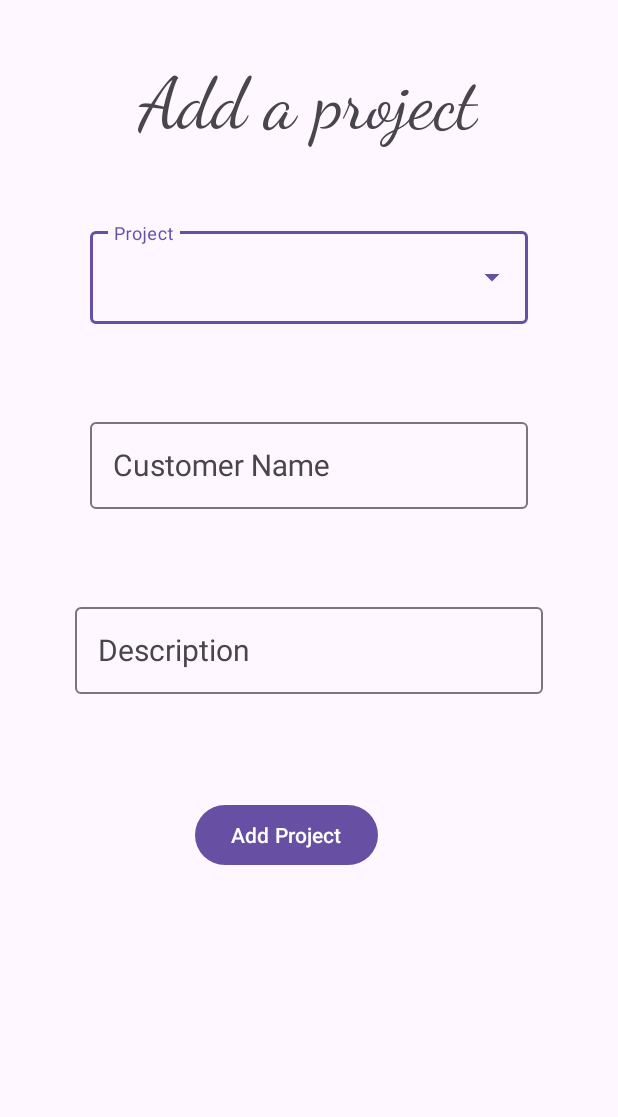
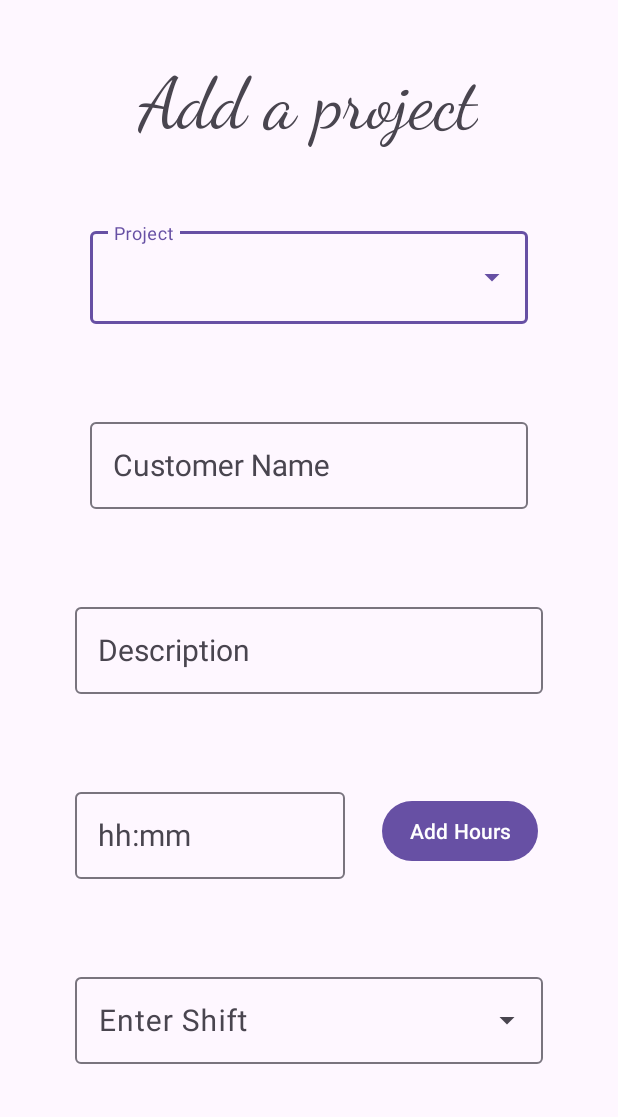
Before and after one commit to Ajay12338/Emp-Punching-App-Android, an Android app: the ProjectDetails screen opened directly, with no data from a screen before it, on a phone screen of 412 x 824 dp, the part 119-1236 px from its top. Run offline under Robolectric (Android 15) with nearby library versions, the phone set to English and light mode, and no system bars; our stand-ins replace Volley; network calls fail.

Commit message:
Added a Time and Shift Entry :)

```diff
--- a/app/src/main/java/com/example/emppunching43/AddProjects.java
+++ b/app/src/main/java/com/example/emppunching43/AddProjects.java
@@ -42,7 +42,9 @@ public class AddProjects extends AppCompatActivity {
                                 String projectName = data.getStringExtra("project");
                                 String customerName = data.getStringExtra("customer");
                                 String description = data.getStringExtra("desc");
-                                addNewCard(projectName, customerName, description);
+                                String time = data.getStringExtra("time");
+                                String shift = data.getStringExtra("shift");
+                                addNewCard(projectName, customerName, description,time,shift);
                             }
                         }
                     }
@@ -56,7 +58,8 @@ public class AddProjects extends AppCompatActivity {
         });
 
     }
-    private void addNewCard(String projectName, String customerName, String description) {
+    private void addNewCard(String projectName, String customerName, String description,String time , String shift) {
+        String mainText = "Project Name: " + projectName + "\nCustomer: " + customerName + "\nDescription: " + description + "\nTime:" + time + "\nShift:" + shift;
         CardView cardView = new CardView(this);
         LinearLayout.LayoutParams layoutParams = new LinearLayout.LayoutParams(
                 LinearLayout.LayoutParams.MATCH_PARENT,
@@ -65,7 +68,7 @@ public class AddProjects extends AppCompatActivity {
         layoutParams.setMargins(16, 16, 16, 20);
         cardView.setLayoutParams(layoutParams);
         TextView projectInfoTextView = new TextView(this);
-        projectInfoTextView.setText("Project Name: " + projectName + "\nCustomer: " + customerName + "\nDescription: " + description);
+        projectInfoTextView.setText(mainText);
         projectInfoTextView.setTextSize(18);
         projectInfoTextView.setTextColor(ContextCompat.getColor(this, android.R.color.black));
         LinearLayout.LayoutParams textViewParams = new LinearLayout.LayoutParams(
--- a/app/src/main/java/com/example/emppunching43/ProjectDetails.java
+++ b/app/src/main/java/com/example/emppunching43/ProjectDetails.java
@@ -1,6 +1,7 @@
 package com.example.emppunching43;
 
 import androidx.appcompat.app.AppCompatActivity;
+import androidx.fragment.app.FragmentManager;
 
 import android.content.Intent;
 import android.os.Bundle;
@@ -11,16 +12,20 @@ import android.widget.AutoCompleteTextView;
 import android.widget.Button;
 import android.widget.Toast;
 
+import com.google.android.material.timepicker.MaterialTimePicker;
+import com.google.android.material.timepicker.TimeFormat;
+
 import java.util.ArrayList;
 import java.util.HashMap;
 import java.util.List;
 
 public class ProjectDetails extends AppCompatActivity {
-    private Button btnAdd;
+    private AutoCompleteTextView shifts;
     @Override
     protected void onCreate(Bundle savedInstanceState) {
         super.onCreate(savedInstanceState);
         setContentView(R.layout.activity_project_details);
+        shifts = findViewById(R.id.spinner5);
         String url = "http://192.168.0.25:3000/projects";
         //String url = "http://129.213.42.17:8082/dsysdev/hr/timesheet/getproject?party_id=5928&dates=17-Dec-2023&useremail=admin@doyenche.com";
         ApiCall apiCall = new ApiCall(getApplicationContext(), url);
@@ -39,7 +44,7 @@ public class ProjectDetails extends AppCompatActivity {
                         AutoCompleteTextView project_id = findViewById(R.id.spinner2);
                         String currId = itemList.get(currText);
                         String urlCustomer = "http://192.168.0.25:3000/customer";
-                       // String urlCustomer = "http://129.213.42.17:8082/dsysdev/hr/timesheet/Get_customer?pro_id=" + currId;
+                        //String urlCustomer = "http://129.213.42.17:8082/dsysdev/hr/timesheet/Get_customer?pro_id=" + currId;
                         ApiCall apiCall = new ApiCall(getApplicationContext(), urlCustomer);
                         apiCall.getCustomer(new ApiCall.VolleyCallbackCustomer() {
                             public void onSuccess(String customerName) {
@@ -59,7 +64,8 @@ public class ProjectDetails extends AppCompatActivity {
                 Toast.makeText(ProjectDetails.this,"Error Fetching Project Details",Toast.LENGTH_SHORT).show();
             }
         });
-        btnAdd = (Button) findViewById(R.id.AddBtn);
+        Button btnAdd = (Button) findViewById(R.id.AddBtn);
+        Button dateBtn = (Button) findViewById(R.id.DateBtn);
         btnAdd.setOnClickListener(new View.OnClickListener() {
             @Override
             public void onClick(View view) {
@@ -67,14 +73,61 @@ public class ProjectDetails extends AppCompatActivity {
                 AutoCompleteTextView projectInputTxt = findViewById(R.id.spinner1);
                 AutoCompleteTextView customerInputTxt = findViewById(R.id.spinner2);
                 AutoCompleteTextView descInputTxt = findViewById(R.id.spinner3);
+                AutoCompleteTextView currDate = findViewById(R.id.spinner4);
 
                 resultIntent.putExtra("project",projectInputTxt.getText().toString() );
                 resultIntent.putExtra("customer", customerInputTxt.getText().toString());
                 resultIntent.putExtra("desc", descInputTxt.getText().toString());
+                resultIntent.putExtra("time",currDate.getText().toString());
+                resultIntent.putExtra("shift",shifts.getText().toString());
 
                 setResult(RESULT_OK, resultIntent);
                 finish();
             }
         });
+
+
+        dateBtn.setOnClickListener(new View.OnClickListener() {
+            @Override
+            public void onClick(View view) {
+                MaterialTimePicker picker = new MaterialTimePicker.Builder()
+                        .setTimeFormat(TimeFormat.CLOCK_24H)
+                        .setHour(12)
+                        .setMinute(10)
+                        .setTitleText("Select Appointment time")
+                        .build();
+
+                picker.addOnPositiveButtonClickListener(new View.OnClickListener() {
+                    @Override
+                    public void onClick(View v) {
+                        int hour = picker.getHour();
+                        int minute = picker.getMinute();
+                        String selectedTime = hour + ":" + minute;
+                        AutoCompleteTextView project_id = findViewById(R.id.spinner4);
+                        project_id.setText(selectedTime);
+                    }
+                });
+
+                FragmentManager fragmentManager = getSupportFragmentManager();
+                picker.show(fragmentManager, "timePicker");
+
+            }
+        });
+
+        // This is for shifts :)
+        List<String> allShifts = new ArrayList<String>();
+        allShifts.add("Day");
+        allShifts.add("Night");
+        ArrayAdapter<String> adapter = new ArrayAdapter<>(ProjectDetails.this, R.layout.drop_down_items, allShifts);
+        shifts.setAdapter(adapter);
+        shifts.setOnItemClickListener(new AdapterView.OnItemClickListener() {
+            @Override
+            public void onItemClick(AdapterView<?> adapterView, View view, int i, long l) {
+                Toast.makeText(ProjectDetails.this, shifts.getText().toString(),Toast.LENGTH_SHORT).show();
+            }
+        });
+
+
+
     }
 }
--- a/app/src/main/res/layout/activity_project_details.xml
+++ b/app/src/main/res/layout/activity_project_details.xml
@@ -1,10 +1,15 @@
 <?xml version="1.0" encoding="utf-8"?>
-<androidx.constraintlayout.widget.ConstraintLayout xmlns:android="http://schemas.android.com/apk/res/android"
+
+<ScrollView xmlns:android="http://schemas.android.com/apk/res/android"
     xmlns:app="http://schemas.android.com/apk/res-auto"
     xmlns:tools="http://schemas.android.com/tools"
     android:layout_width="match_parent"
     android:layout_height="match_parent"
     tools:context=".ProjectDetails">
+
+<androidx.constraintlayout.widget.ConstraintLayout
+    android:layout_width="match_parent"
+    android:layout_height="wrap_content">
 
     <FrameLayout
         android:id="@+id/frame1"
@@ -136,15 +141,86 @@
         </com.google.android.material.textfield.TextInputLayout>
     </RelativeLayout>
 
+
+    <RelativeLayout
+        android:id="@+id/relativeLayout4"
+        android:layout_width="match_parent"
+        android:layout_height="wrap_content"
+        android:layout_marginTop="40dp"
+        app:layout_constraintEnd_toEndOf="parent"
+        app:layout_constraintStart_toStartOf="parent"
+        app:layout_constraintTop_toBottomOf="@+id/relativeLayout3">
+
+        <com.google.android.material.textfield.TextInputLayout
+            style="@style/Widget.Material3.TextInputLayout.OutlinedBox"
+            android:layout_width="200dp"
+            android:layout_height="wrap_content"
+            android:layout_marginLeft="40dp"
+            android:layout_marginRight="40dp"
+            android:hint="hh:mm"
+            android:padding="10dp"
+            app:endIconMode="clear_text">
+
+            <AutoCompleteTextView
+                android:id="@+id/spinner4"
+                android:layout_width="match_parent"
+                android:layout_height="wrap_content"
+                android:padding="15dp"
+                android:inputType="none"
+                android:textSize="20sp" />
+        </com.google.android.material.textfield.TextInputLayout>
+
+        <Button
+            android:id="@+id/DateBtn"
+            android:layout_width="104dp"
+            android:layout_height="wrap_content"
+            android:layout_alignParentEnd="true"
+            android:layout_centerVertical="true"
+            android:layout_marginEnd="53dp"
+            android:padding="10dp"
+            android:text="Add Hours" />
+    </RelativeLayout>
+
+    <RelativeLayout
+        android:id="@+id/relativeLayout5"
+        android:layout_width="match_parent"
+        android:layout_height="wrap_content"
+        android:layout_marginTop="40dp"
+        app:layout_constraintEnd_toEndOf="parent"
+        app:layout_constraintStart_toStartOf="parent"
+        app:layout_constraintTop_toBottomOf="@+id/relativeLayout4">
+
+        <com.google.android.material.textfield.TextInputLayout
+            style="@style/Widget.Material3.TextInputLayout.OutlinedBox.ExposedDropdownMenu"
+            android:layout_width="match_parent"
+            android:layout_height="wrap_content"
+            android:layout_marginLeft="40dp"
+            android:layout_marginRight="40dp"
+            android:hint="Enter Shift"
+            android:padding="10dp">
+
+            <AutoCompleteTextView
+                android:id="@+id/spinner5"
+                android:layout_width="match_parent"
+                android:layout_height="wrap_content"
+                android:padding="15dp"
+                android:inputType="none"
+                android:textSize="20sp" />
+        </com.google.android.material.textfield.TextInputLayout>
+    </RelativeLayout>
+
+
     <Button
         android:id="@+id/AddBtn"
         android:layout_width="wrap_content"
         android:layout_height="wrap_content"
-        android:layout_marginTop="60dp"
+        android:layout_marginTop="32dp"
         android:text="Add Project"
         app:layout_constraintEnd_toEndOf="parent"
-        app:layout_constraintHorizontal_bias="0.448"
+        app:layout_constraintHorizontal_bias="0.451"
         app:layout_constraintStart_toStartOf="parent"
-        app:layout_constraintTop_toBottomOf="@+id/relativeLayout3" />
+        app:layout_constraintTop_toBottomOf="@+id/relativeLayout5"
+        android:padding="15dp"/>
 
 </androidx.constraintlayout.widget.ConstraintLayout>
+</ScrollView>
```
